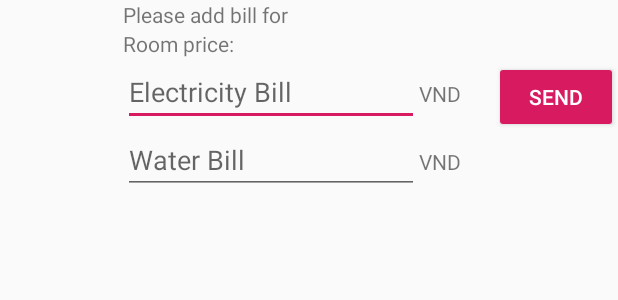
After one commit to TranNguyenGiaHuy/ReRm-Android, an Android app: the layout adapter_payment_add_bill.xml on its own in the app's theme, with its tools: preview values and no code run, on a phone screen of 412 x 824 dp. The commit adds this screen. Shown: the top 300 px of the screen. Run offline under Robolectric (Android 15) with nearby library versions, the phone set to English and light mode, and no system bars.

Commit message:
add payment

```diff
--- /dev/null
+++ b/app/src/main/res/layout/adapter_payment_add_bill.xml
@@ -0,0 +1,88 @@
+<?xml version="1.0" encoding="utf-8"?>
+<LinearLayout xmlns:android="http://schemas.android.com/apk/res/android"
+              android:orientation="horizontal"
+              android:layout_width="match_parent"
+              android:layout_height="wrap_content"
+              android:id="@+id/llContainer">
+
+    <de.hdodenhof.circleimageview.CircleImageView
+            android:id="@+id/ivAvatar"
+            android:layout_width="0dp"
+            android:layout_height="wrap_content"
+            android:layout_weight="2"/>
+
+    <LinearLayout
+            android:id="@+id/llInfoContainer"
+            android:layout_width="0dp"
+            android:layout_height="wrap_content"
+            android:orientation="vertical"
+            android:layout_weight="6">
+
+        <TextView
+                android:id="@+id/tvTitle"
+                android:layout_width="match_parent"
+                android:layout_height="wrap_content"
+                android:text="Please add bill for"/>
+
+        <TextView
+                android:id="@+id/tvRoomPrice"
+                android:layout_width="match_parent"
+                android:layout_height="wrap_content"
+                android:text="Room price: "/>
+
+        <LinearLayout
+                android:layout_width="match_parent"
+                android:layout_height="wrap_content"
+                android:orientation="horizontal"
+                android:weightSum="10">
+
+            <EditText
+                    android:id="@+id/etElectricityBill"
+                    android:layout_width="0dp"
+                    android:layout_height="wrap_content"
+                    android:layout_weight="8"
+                    android:hint="Electricity Bill"
+                    android:inputType="number"/>
+
+            <TextView
+                    android:layout_width="0dp"
+                    android:layout_height="wrap_content"
+                    android:layout_weight="2"
+                    android:text="VND"/>
+
+        </LinearLayout>
+
+        <LinearLayout
+                android:layout_width="match_parent"
+                android:layout_height="wrap_content"
+                android:orientation="horizontal"
+                android:weightSum="10">
+
+            <EditText
+                    android:id="@+id/etWaterBill"
+                    android:layout_width="0dp"
+                    android:layout_height="wrap_content"
+                    android:layout_weight="8"
+                    android:hint="Water Bill"
+                    android:inputType="number"/>
+
+            <TextView
+                    android:layout_width="0dp"
+                    android:layout_height="wrap_content"
+                    android:layout_weight="2"
+                    android:text="VND"/>
+
+        </LinearLayout>
+
+    </LinearLayout>
+
+    <Button
+            android:id="@+id/btn_send"
+            android:layout_width="0dp"
+            style="@style/Base.Widget.AppCompat.Button.Colored"
+            android:layout_gravity="center"
+            android:text="Send"
+            android:layout_height="wrap_content"
+            android:layout_weight="2"/>
+
+</LinearLayout>
```
Also changed, not shown: app/src/main/java/com/huytran/rermandroid/adapter/PaymentBillAdapter.kt (added, +101 -0 lines), app/src/main/java/com/huytran/rermandroid/adapter/PaymentRequestAdapter.kt (added, +132 -0 lines), app/src/main/java/com/huytran/rermandroid/adapter/RentRequestAdapter.kt (+15 -1 lines), app/src/main/java/com/huytran/rermandroid/data/remote/PaymentController.kt (added, +126 -0 lines), app/src/main/java/com/huytran/rermandroid/di/module/ApiModule.kt (+9 -0 lines), app/src/main/java/com/huytran/rermandroid/fragment/ProfileFragment.kt (+22 -22 lines), app/src/main/java/com/huytran/rermandroid/fragment/RoomDetailFragment.kt (+96 -1 lines), app/src/main/java/com/huytran/rermandroid/manager/ReRmFirebaseMessagingService.kt (+33 -6 lines), app/src/main/java/com/huytran/rermandroid/utilities/AppConstants.kt (+7 -0 lines), app/src/main/java/com/huytran/rermandroid/utilities/UtilityFunctions.kt (+9 -0 lines), app/src/main/res/layout/adapter_payment_request.xml (added, +32 -0 lines), app/src/main/res/layout/detail_room.xml (+27 -0 lines), 1 other file.
